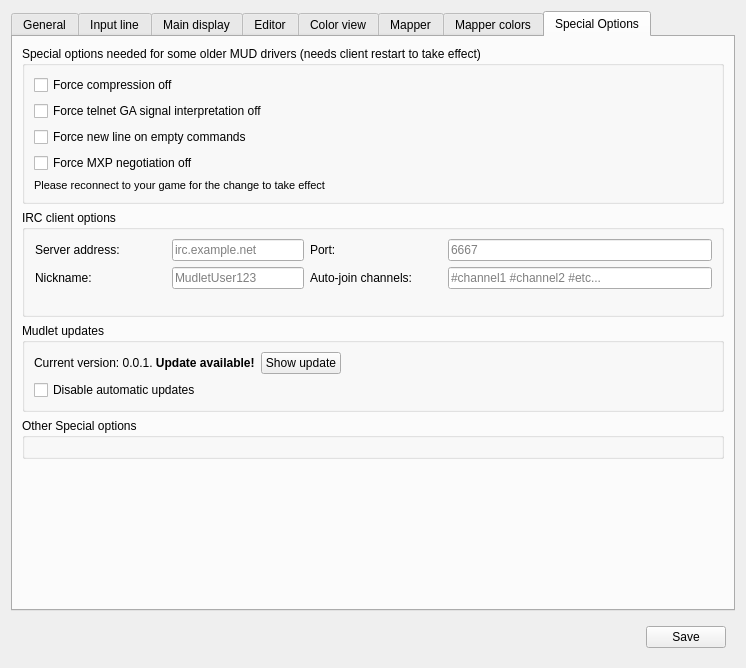
The window that src/ui/profile_preferences.ui (Mudlet/Mudlet) describes before a commit, drawn with Qt 5.
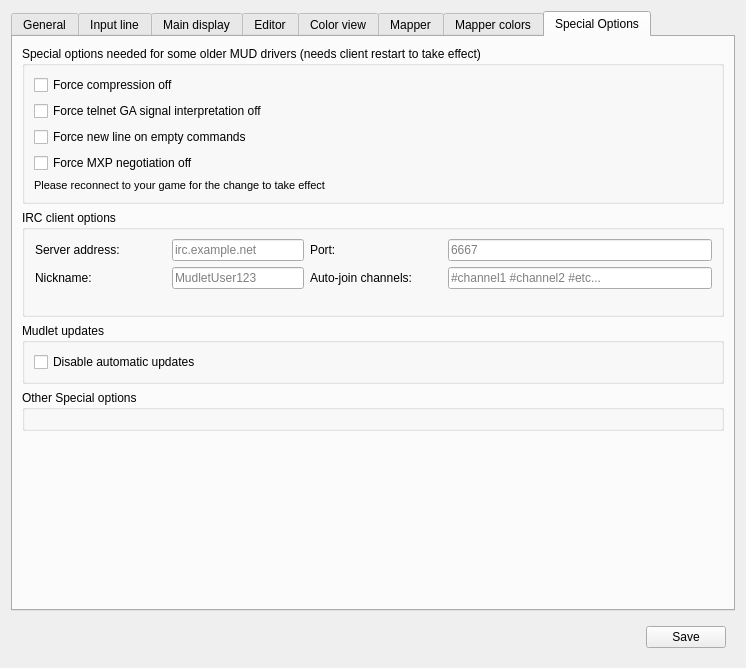
The same window after the commit. Icons and pictures are not drawn. Custom widgets are drawn as their Qt base class.

```diff
--- a/src/ui/profile_preferences.ui
+++ b/src/ui/profile_preferences.ui
@@ -2326,33 +2326,6 @@
          </property>
          <layout class="QGridLayout" name="gridLayout_29">
           <item row="0" column="0">
-           <widget class="QLabel" name="label_9">
-            <property name="text">
-             <string>&lt;html&gt;&lt;head/&gt;&lt;body&gt;&lt;p&gt;Current version: 0.0.1. &lt;span style=&quot; font-weight:600;&quot;&gt;Update available!&lt;/span&gt;&lt;/p&gt;&lt;/body&gt;&lt;/html&gt;</string>
-            </property>
-           </widget>
-          </item>
-          <item row="0" column="1">
-           <widget class="QPushButton" name="pushButton">
-            <property name="text">
-             <string>Show update</string>
-            </property>
-           </widget>
-          </item>
-          <item row="0" column="2">
-           <spacer name="horizontalSpacer_2">
-            <property name="orientation">
-             <enum>Qt::Horizontal</enum>
-            </property>
-            <property name="sizeHint" stdset="0">
-             <size>
-              <width>291</width>
-              <height>20</height>
-             </size>
-            </property>
-           </spacer>
-          </item>
-          <item row="1" column="0">
            <widget class="QCheckBox" name="checkbox_noAutomaticUpdates">
             <property name="text">
              <string>Disable automatic updates</string>
```
